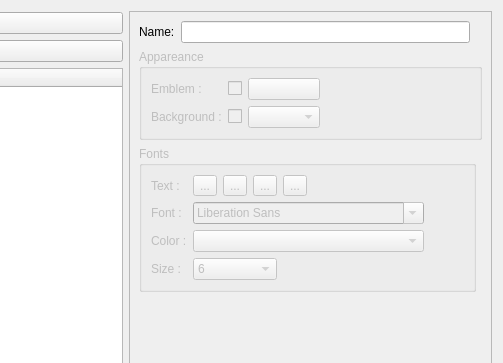
Qt form src/tag/tag_factory.ui (leroy-anthony/weshtunotes) before a commit; both pictures show x 195 to 698 and y 0 to 363 of the 698 by 521 pixel window.
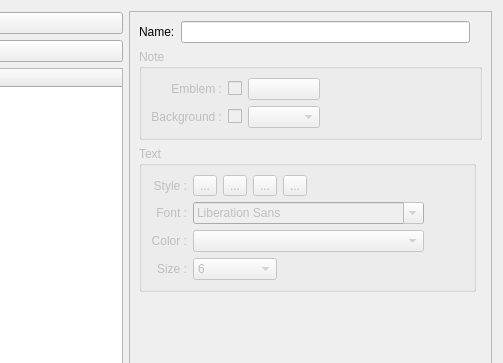
The same form after that commit. Custom widgets are drawn as their Qt base class.

Commit message: - Add tags model file - Improve ui

Patch:
```diff
--- a/src/tag/tag_factory.ui
+++ b/src/tag/tag_factory.ui
@@ -150,7 +150,7 @@
                <bool>false</bool>
               </property>
               <property name="title">
-               <string>Fonts</string>
+               <string>Text</string>
               </property>
               <layout class="QGridLayout" name="gridLayout">
                <item row="3" column="0">
@@ -158,6 +158,9 @@
                  <property name="text">
                   <string>Font :</string>
                  </property>
+                 <property name="alignment">
+                  <set>Qt::AlignRight|Qt::AlignTrailing|Qt::AlignVCenter</set>
+                 </property>
                 </widget>
                </item>
                <item row="3" column="1" colspan="5">
@@ -168,6 +171,9 @@
                  <property name="text">
                   <string>Color :</string>
                  </property>
+                 <property name="alignment">
+                  <set>Qt::AlignRight|Qt::AlignTrailing|Qt::AlignVCenter</set>
+                 </property>
                 </widget>
                </item>
                <item row="5" column="0">
@@ -181,6 +187,9 @@
                  <property name="text">
                   <string>Size :</string>
                  </property>
+                 <property name="alignment">
+                  <set>Qt::AlignRight|Qt::AlignTrailing|Qt::AlignVCenter</set>
+                 </property>
                 </widget>
                </item>
                <item row="5" column="1" colspan="3">
@@ -275,7 +284,10 @@
                <item row="1" column="0">
                 <widget class="QLabel" name="label_4">
                  <property name="text">
-                  <string>Text :</string>
+                  <string>Style :</string>
+                 </property>
+                 <property name="alignment">
+                  <set>Qt::AlignRight|Qt::AlignTrailing|Qt::AlignVCenter</set>
                  </property>
                 </widget>
                </item>
@@ -360,7 +372,7 @@
                <bool>false</bool>
               </property>
               <property name="title">
-               <string>Appareance</string>
+               <string>Note</string>
               </property>
               <layout class="QGridLayout" name="gridLayout_3">
                <item row="0" column="0">
@@ -368,6 +380,9 @@
                  <property name="text">
                   <string>Emblem :</string>
                  </property>
+                 <property name="alignment">
+                  <set>Qt::AlignRight|Qt::AlignTrailing|Qt::AlignVCenter</set>
+                 </property>
                 </widget>
                </item>
                <item row="1" column="0">
@@ -375,6 +390,9 @@
                  <property name="text">
                   <string>Background :</string>
                  </property>
+                 <property name="alignment">
+                  <set>Qt::AlignRight|Qt::AlignTrailing|Qt::AlignVCenter</set>
+                 </property>
                 </widget>
                </item>
                <item row="0" column="4">
```
The commit also changes 6 other files.
